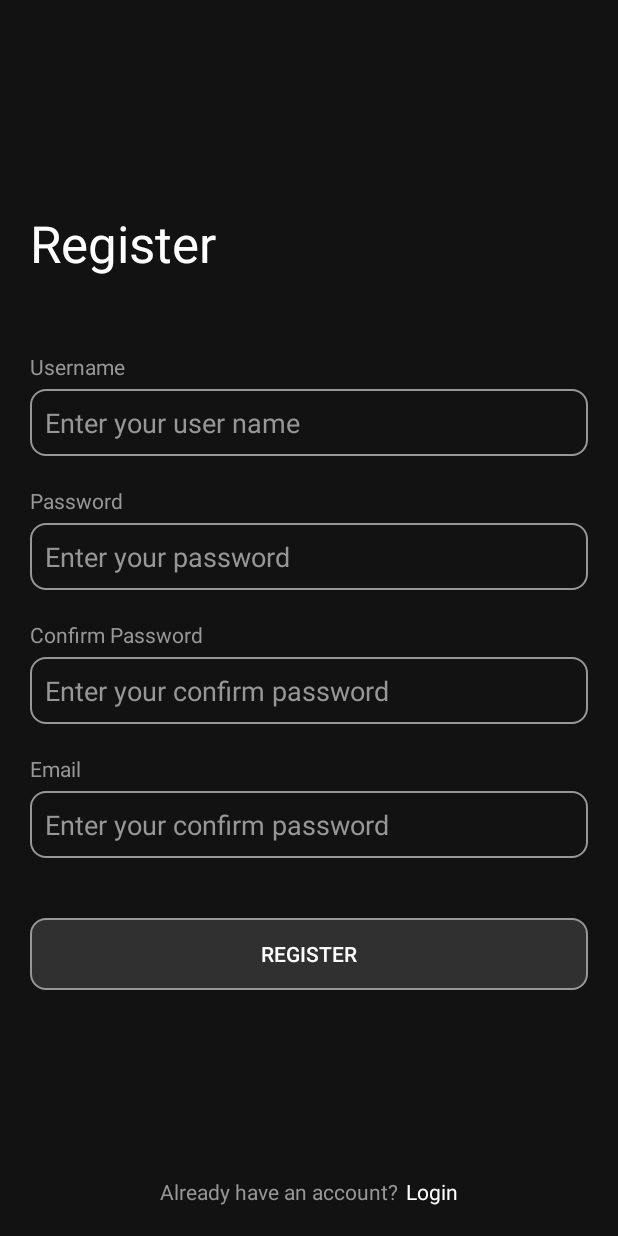
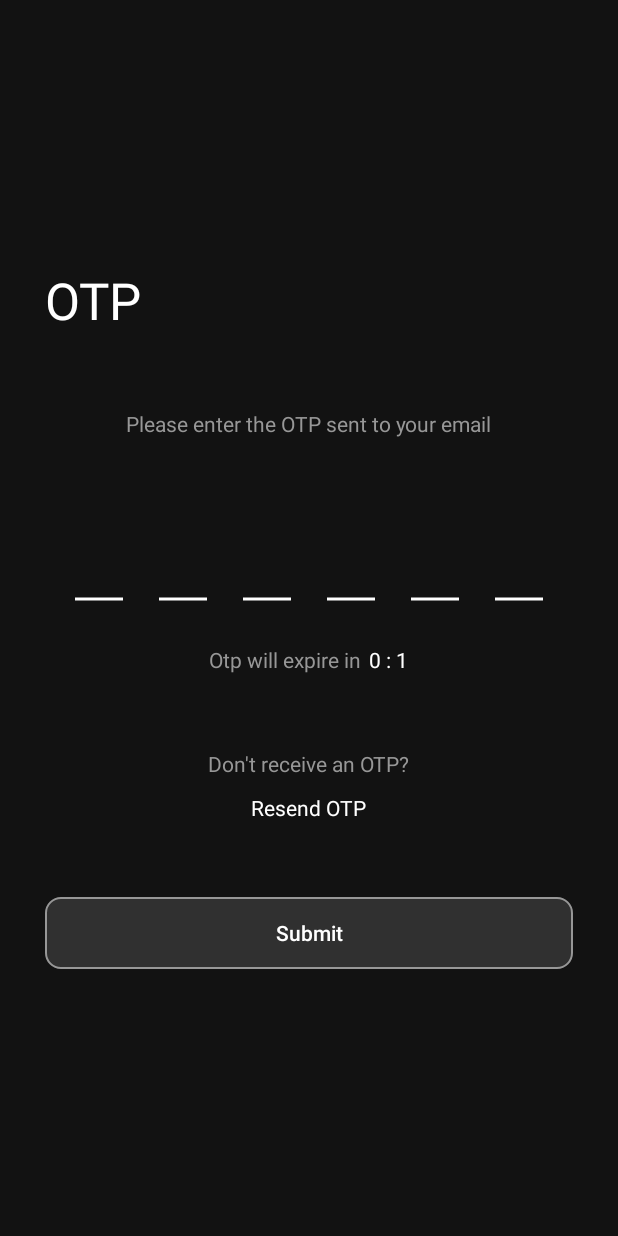
Before and after one commit to Cloneee/MyNote, an Android app: the screen it shows after launch (RegisterScreen before the commit, OtpScreen after it), after a tap on "Register", on a phone screen of 412 x 824 dp. Run offline under Robolectric (Android 15) with nearby library versions, the phone set to English and light mode, and no system bars; our stand-ins replace navigation-ui.

Commit message:
add otp screen

```diff
--- a/app/build.gradle
+++ b/app/build.gradle
@@ -40,6 +40,8 @@ dependencies {
     implementation 'androidx.legacy:legacy-support-v4:1.0.0'
     implementation("com.squareup.okhttp3:okhttp:4.9.3")
     implementation("com.squareup.moshi:moshi:1.13.0")
+    implementation 'androidx.navigation:navigation-fragment:2.4.1'
+    implementation 'androidx.navigation:navigation-ui:2.4.1'
     testImplementation 'junit:junit:4.13.2'
     androidTestImplementation 'androidx.test.ext:junit:1.1.3'
     androidTestImplementation 'androidx.test.espresso:espresso-core:3.4.0'
--- /dev/null
+++ b/app/src/main/java/com/example/mynote/components/OtpEditText.java
@@ -0,0 +1,104 @@
+package com.example.mynote.components;
+
+import android.content.Context;
+import android.graphics.Canvas;
+import android.graphics.Color;
+import android.graphics.Paint;
+import android.text.Editable;
+import android.util.AttributeSet;
+import android.view.ActionMode;
+import android.view.View;
+import androidx.appcompat.widget.AppCompatEditText;
+
+import com.example.mynote.R;
+
+public class OtpEditText extends AppCompatEditText {
+    private float mSpace = 24; //24 dp by default, space between the lines
+    private float mNumChars = 6;
+    private float mLineSpacing = 8; //8dp by default, height of the text from our lines
+    private int mMaxLength = 6;
+    private float mLineStroke = 2;
+    private Paint mLinesPaint;
+    private OnClickListener mClickListener;
+
+    public OtpEditText(Context context) {
+        super(context);
+    }
+
+    public OtpEditText(Context context, AttributeSet attrs) {
+        super(context, attrs);
+        init(context, attrs);
+    }
+
+    public OtpEditText(Context context, AttributeSet attrs, int defStyleAttr) {
+        super(context, attrs, defStyleAttr);
+        init(context, attrs);
+    }
+
+    private void init(Context context, AttributeSet attrs) {
+        float multi = context.getResources().getDisplayMetrics().density;
+        mLineStroke = multi * mLineStroke;
+        mLinesPaint = new Paint(getPaint());
+        mLinesPaint.setStrokeWidth(mLineStroke);
+        mLinesPaint.setColor(getResources().getColor(R.color.white));
+        setBackgroundResource(0);
+        mSpace = multi * mSpace; //convert to pixels for our density
+        mLineSpacing = multi * mLineSpacing; //convert to pixels for our density
+        mNumChars = mMaxLength;
+
+        super.setOnClickListener(new OnClickListener() {
+            @Override
+            public void onClick(View v) {
+                // When tapped, move cursor to end of text.
+                setSelection(getText().length());
+                if (mClickListener != null) {
+                    mClickListener.onClick(v);
+                }
+            }
+        });
+    }
+
+    @Override
+    public void setOnClickListener(OnClickListener l) {
+        mClickListener = l;
+    }
+
+    @Override
+    public void setCustomSelectionActionModeCallback(ActionMode.Callback actionModeCallback) {
+        throw new RuntimeException("setCustomSelectionActionModeCallback() not supported.");
+    }
+
+    @Override
+    protected void onDraw(Canvas canvas) {
+        int availableWidth = getWidth() - getPaddingRight() - getPaddingLeft();
+        float mCharSize;
+        if (mSpace < 0) {
+            mCharSize = (availableWidth / (mNumChars * 2 - 1));
+        } else {
+            mCharSize = (availableWidth - (mSpace * (mNumChars - 1))) / mNumChars;
+        }
+
+        int startX = getPaddingLeft();
+        int bottom = getHeight() - getPaddingBottom();
+
+        //Text Width
+        Editable text = getText();
+        int textLength = text.length();
+        float[] textWidths = new float[textLength];
+        getPaint().getTextWidths(getText(), 0, textLength, textWidths);
+        getPaint().setColor(Color.WHITE);
+
+        for (int i = 0; i < mNumChars; i++) {
+            canvas.drawLine(startX, bottom, startX + mCharSize, bottom, mLinesPaint);
+            if (getText().length() > i) {
+                float middle = startX + mCharSize / 2;
+                canvas.drawText(text, i, i + 1, middle - textWidths[0] / 2, bottom - mLineSpacing, getPaint());
+            }
+            if (mSpace < 0) {
+                startX += mCharSize * 2;
+            } else {
+                startX += mCharSize + mSpace;
+            }
+        }
+    }
+}
--- a/app/src/main/java/com/example/mynote/screens/login/LoginScreen.java
+++ b/app/src/main/java/com/example/mynote/screens/login/LoginScreen.java
@@ -13,6 +13,7 @@ import com.example.mynote.R;
 import com.example.mynote.models.User;
 import com.example.mynote.models.UserType;
 import com.example.mynote.repos.AuthenticationRepository;
+import com.example.mynote.screens.register.OtpScreen;
 import com.example.mynote.services.s.ToastHelper;
 import com.example.mynote.databinding.ActivityLoginScreenBinding;
 import com.example.mynote.screens.register.RegisterScreen;
@@ -49,7 +50,7 @@ public class LoginScreen extends AppCompatActivity {
             );
 
         });
-        binding.registerButton.setOnClickListener(view1 -> startActivity(new Intent(this, RegisterScreen.class)));
+        binding.registerButton.setOnClickListener(view1 -> startActivity(new Intent(this, OtpScreen.class)));
 
         binding.guestLoginButton.setOnClickListener(view1 -> {
             MainActivity.login(this, "", new User());
--- /dev/null
+++ b/app/src/main/java/com/example/mynote/screens/register/OtpScreen.java
@@ -0,0 +1,73 @@
+package com.example.mynote.screens.register;
+
+import android.os.Bundle;
+
+import com.example.mynote.databinding.ActivityOtpScreenBinding;
+import com.example.mynote.services.s.RunOnUIHelper;
+import com.example.mynote.services.s.ToastHelper;
+import com.google.android.material.snackbar.Snackbar;
+import androidx.appcompat.app.AppCompatActivity;
+
+import android.os.Looper;
+import android.text.Editable;
+import android.text.TextWatcher;
+import android.view.View;
+import androidx.navigation.NavController;
+import androidx.navigation.Navigation;
+import androidx.navigation.ui.AppBarConfiguration;
+import androidx.navigation.ui.NavigationUI;
+
+import com.example.mynote.R;
+
+import java.util.Timer;
+import java.util.TimerTask;
+
+public class OtpScreen extends AppCompatActivity {
+    RunOnUIHelper runOnUIHelper = RunOnUIHelper.getInstance();
+    int expireTime = 3;
+
+    private AppBarConfiguration appBarConfiguration;
+    private ActivityOtpScreenBinding binding;
+
+    @Override
+    protected void onCreate(Bundle savedInstanceState) {
+        super.onCreate(savedInstanceState);
+
+    binding = ActivityOtpScreenBinding.inflate(getLayoutInflater());
+    setContentView(binding.getRoot());
+
+    binding.etOtp.addTextChangedListener(new TextWatcher() {
+        @Override
+        public void beforeTextChanged(CharSequence charSequence, int i, int i1, int i2) {
+
+        }
+
+        @Override
+        public void onTextChanged(CharSequence charSequence, int i, int i1, int i2) {
+            if(charSequence.toString().length() == 6 ){
+                ToastHelper.showToast(charSequence.toString());
+            }
+        }
+
+        @Override
+        public void afterTextChanged(Editable editable) {
+
+        }
+    });
+
+    new Timer().scheduleAtFixedRate(new TimerTask(){
+            @Override
+            public void run(){
+                runOnUIHelper.run(() -> {
+                    if(expireTime + 1 == 0){
+                        return;
+                    }
+                    binding.expireTimeMinute.setText(Integer.toString((int)(expireTime/60)));
+                    binding.expireTimeSecond.setText(Integer.toString(expireTime%60));
+                    expireTime--;
+                });
+            }
+        },0,1000);
+    }
+
+}
--- a/app/src/main/res/drawable/custom_input.xml
+++ b/app/src/main/res/drawable/custom_input.xml
@@ -4,7 +4,7 @@
         <shape android:shape="rectangle">
             <solid android:color="@color/background"/>
             <corners android:radius="10dp"/>
-            <stroke android:width="1dp" android:color="@color/white_semi"/>
+            <stroke android:width="1dp" android:color="@color/white"/>
         </shape>
     </item>
 
--- a/app/src/main/res/layout/activity_login_screen.xml
+++ b/app/src/main/res/layout/activity_login_screen.xml
@@ -34,7 +34,7 @@
             android:layout_height="wrap_content"
             android:text="@string/username_label"
             android:textAlignment="textStart"
-            android:textColor="@color/white_semi"
+            android:textColor="@color/white"
             android:layout_marginBottom="5dp"
             />
         <EditText
@@ -56,7 +56,7 @@
             android:text="@string/password_label"
             android:labelFor="@id/password"
             android:textAlignment="textStart"
-            android:textColor="@color/white_semi"
+            android:textColor="@color/white"
             android:layout_marginBottom="5dp"
             />
 
--- /dev/null
+++ b/app/src/main/res/layout/activity_otp_screen.xml
@@ -0,0 +1,114 @@
+<?xml version="1.0" encoding="utf-8"?>
+<LinearLayout
+    xmlns:android="http://schemas.android.com/apk/res/android"
+    xmlns:app="http://schemas.android.com/apk/res-auto"
+    xmlns:tools="http://schemas.android.com/tools"
+    android:layout_width="match_parent"
+    android:layout_height="match_parent"
+    tools:context=".screens.register.OtpScreen"
+    android:gravity="center"
+    android:background="@color/background"
+    android:orientation="vertical"
+    >
+    <TextView
+        android:layout_width="match_parent"
+        android:layout_height="wrap_content"
+        android:text="@string/otp_label"
+        android:textAlignment="textStart"
+        android:textColor="@color/white"
+        android:textSize="34dp"
+        android:paddingLeft="30dp"
+        />
+    <View
+        android:layout_width="0dp"
+        android:layout_height="50dp"/>
+    <TextView
+        android:layout_width="wrap_content"
+        android:layout_height="wrap_content"
+        android:text="@string/otp_fill_message"
+        android:textColor="@color/white_semi"
+        />
+    <com.example.mynote.components.OtpEditText
+        android:id="@+id/et_otp"
+        android:layout_width="match_parent"
+        android:layout_height="wrap_content"
+        android:paddingHorizontal="50dp"
+        android:cursorVisible="false"
+        android:digits="1234567890"
+        android:inputType="number"
+        android:maxLength="6"
+        android:textIsSelectable="false"
+        android:textSize="20sp"
+        android:layout_marginTop="70dp"
+        android:layout_marginBottom="20dp"
+        />
+
+    <LinearLayout
+        android:layout_width="match_parent"
+        android:layout_height="wrap_content"
+        android:orientation="horizontal"
+        android:layout_marginBottom="50dp"
+        android:gravity="center"
+        >
+        <TextView
+            android:layout_width="wrap_content"
+            android:layout_height="wrap_content"
+            android:text="@string/otp_will_expire_message"
+            android:textColor="@color/white_semi"
+            />
+        <View
+            android:layout_width="5dp"
+            android:layout_height="0dp"/>
+
+        <TextView
+            android:id="@+id/expire_time_minute"
+            android:layout_width="wrap_content"
+            android:layout_height="wrap_content"
+            android:text="0"
+            android:textColor="@color/white"
+            />
+        <TextView
+            android:layout_width="wrap_content"
+            android:layout_height="wrap_content"
+            android:text=" : "
+            android:textColor="@color/white"
+            />
+        <TextView
+            android:id="@+id/expire_time_second"
+            android:layout_width="wrap_content"
+            android:layout_height="wrap_content"
+            android:text="0"
+            android:textColor="@color/white"
+            />
+    </LinearLayout>
+    <TextView
+        android:layout_width="wrap_content"
+        android:layout_height="wrap_content"
+        android:text="@string/otp_do_not_have_message"
+        android:textColor="@color/white_semi"
+        />
+    <View
+        android:layout_width="0dp"
+        android:layout_height="10dp"/>
+    <TextView
+        android:id="@+id/resend_button"
+        android:layout_width="wrap_content"
+        android:layout_height="wrap_content"
+        android:text="@string/resend_otp_label"
+        android:textColor="@color/white"
+        />
+    <View
+        android:layout_width="0dp"
+        android:layout_height="50dp"/>
+
+    <androidx.appcompat.widget.AppCompatButton
+        android:id="@+id/guest_login_button"
+        android:layout_width="match_parent"
+        android:layout_height="wrap_content"
+        android:text="@string/submit_label"
+        android:layout_marginHorizontal="30dp"
+        android:textColor="@color/white"
+        android:background="@drawable/transparent_button"
+        android:textAllCaps="false"
+        />
+</LinearLayout>
--- a/app/src/main/res/layout/activity_register.xml
+++ b/app/src/main/res/layout/activity_register.xml
@@ -33,7 +33,7 @@
             android:layout_height="wrap_content"
             android:text="@string/username_label"
             android:textAlignment="textStart"
-            android:textColor="@color/white_semi"
+            android:textColor="@color/white"
             android:layout_marginBottom="5dp"
             />
         <EditText
@@ -56,7 +56,7 @@
             android:text="@string/password_label"
             android:labelFor="@id/password"
             android:textAlignment="textStart"
-            android:textColor="@color/white_semi"
+            android:textColor="@color/white"
             android:layout_marginBottom="5dp"
             />
 
@@ -82,7 +82,7 @@
             android:text="@string/confirm_password_label"
             android:labelFor="@id/confirm_password"
             android:textAlignment="textStart"
-            android:textColor="@color/white_semi"
+            android:textColor="@color/white"
             android:layout_marginBottom="5dp"
             />
 
@@ -108,7 +108,7 @@
             android:text="@string/email_label"
             android:labelFor="@id/email"
             android:textAlignment="textStart"
-            android:textColor="@color/white_semi"
+            android:textColor="@color/white"
             android:layout_marginBottom="5dp"
             />
 
--- /dev/null
+++ b/app/src/main/res/values-land/dimens.xml
@@ -0,0 +1,3 @@
+<resources>
+        <dimen name="fab_margin">48dp</dimen>
+    </resources>
--- /dev/null
+++ b/app/src/main/res/values-w1240dp/dimens.xml
@@ -0,0 +1,3 @@
+<resources>
+        <dimen name="fab_margin">200dp</dimen>
+    </resources>
--- /dev/null
+++ b/app/src/main/res/values-w600dp/dimens.xml
@@ -0,0 +1,3 @@
+<resources>
+        <dimen name="fab_margin">48dp</dimen>
+    </resources>
--- /dev/null
+++ b/app/src/main/res/values/dimens.xml
@@ -0,0 +1,3 @@
+<resources>
+        <dimen name="fab_margin">16dp</dimen>
+    </resources>
--- a/app/src/main/res/values/strings.xml
+++ b/app/src/main/res/values/strings.xml
@@ -15,6 +15,12 @@
     <string name="forgot_password_label">Forgot password?</string>
     <string name="register_label">Don\'t have an account?</string>
     <string name="register_button_label">Register</string>
+    <string name="otp_label">OTP</string>
+    <string name="otp_fill_message">Please enter the OTP sent to your email</string>
+    <string name="otp_do_not_have_message">Don\'t receive an OTP?</string>
+    <string name="otp_will_expire_message">Otp will expire in </string>
+    <string name="resend_otp_label">Resend OTP</string>
+    <string name="submit_label">Submit</string>
     <string name="or_label">or</string>
     <string name="anonymous_user">Login as guest</string>
 
@@ -31,4 +37,13 @@
     <string name="empty_label">What do you want to do today?</string>
     <string name="empty_sub_label">Tap + to add your tasks</string>
     <string name="img_description_note_pin">pint for note title</string>
+    <string name="title_activity_otp_screen">OtpScreen</string>
+    <!-- Strings used for fragments for navigation -->
+    <string name="first_fragment_label">First Fragment</string>
+    <string name="second_fragment_label">Second Fragment</string>
+    <string name="next">Next</string>
+    <string name="previous">Previous</string>
+
+    <string name="hello_first_fragment">Hello first fragment</string>
+    <string name="hello_second_fragment">Hello second fragment. Arg: %1$s</string>
 </resources>
--- a/app/src/main/res/values/themes.xml
+++ b/app/src/main/res/values/themes.xml
@@ -25,4 +25,11 @@
         <item name="android:windowBackground">@drawable/launch_screen</item>
         <item name="android:statusBarColor" >@color/background</item>
     </style>
+    <style name="splash_screen_theme.NoActionBar">
+        <item name="windowActionBar">false</item>
+        <item name="windowNoTitle">true</item>
+    </style>
+    <style name="splash_screen_theme.AppBarOverlay"
+        parent="ThemeOverlay.AppCompat.Dark.ActionBar" />
+    <style name="splash_screen_theme.PopupOverlay" parent="ThemeOverlay.AppCompat.Light" />
 </resources>
```
Also changed, not shown: app/src/main/AndroidManifest.xml (+11 -4 lines).
